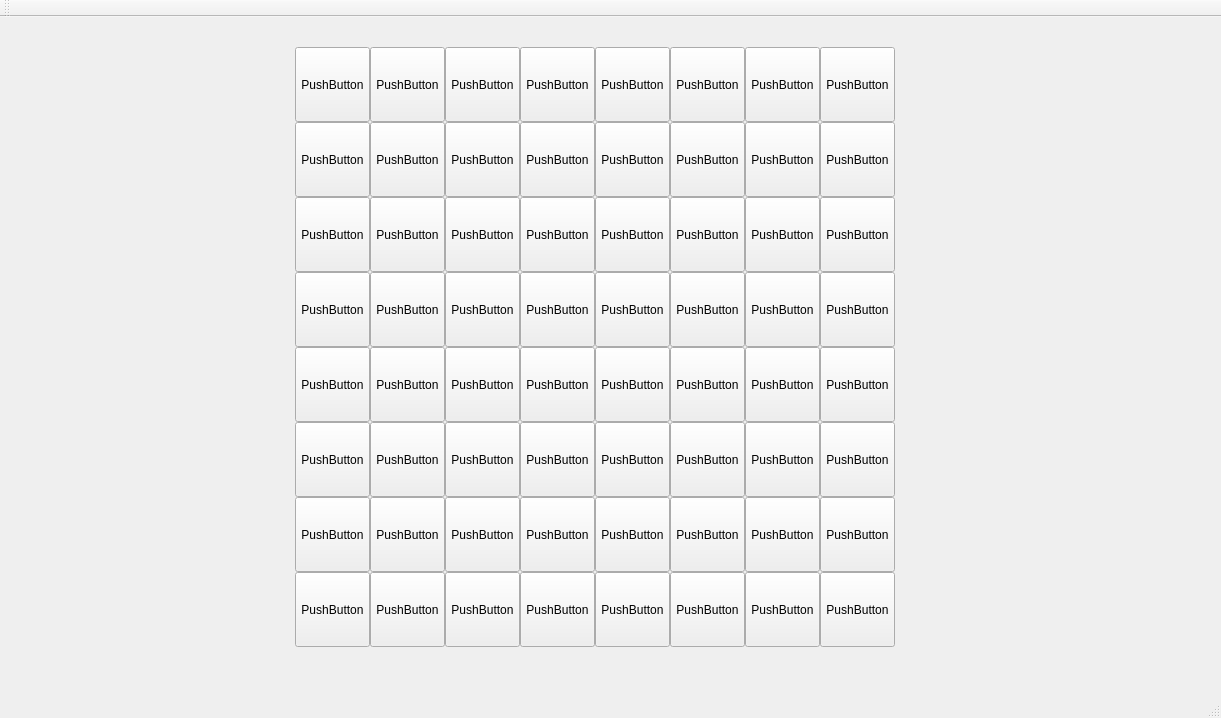
Old version of the form chesswindow.ui in the repository maxh24500/Echec.
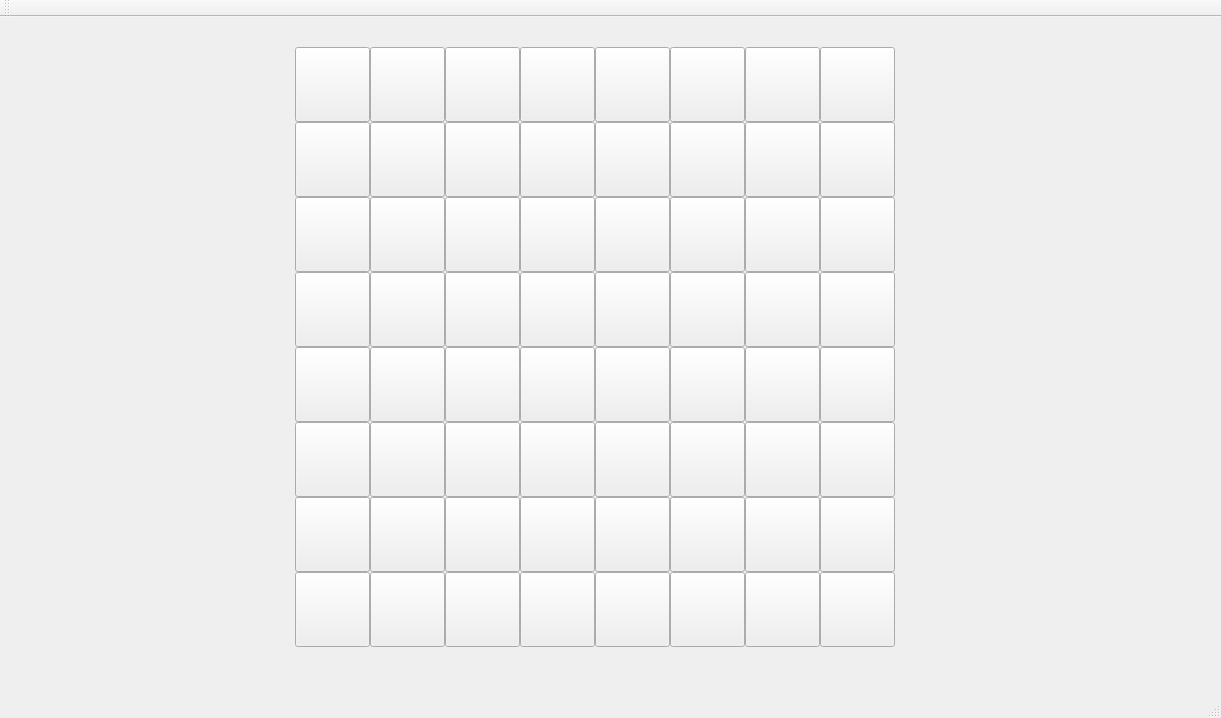
New version of the form.

```diff
--- a/chesswindow.ui
+++ b/chesswindow.ui
@@ -24,7 +24,7 @@
      </rect>
     </property>
     <property name="text">
-     <string>PushButton</string>
+     <string></string>
     </property>
    </widget>
    <widget class="QPushButton" name="A_2">
@@ -37,7 +37,7 @@
      </rect>
     </property>
     <property name="text">
-     <string>PushButton</string>
+     <string></string>
     </property>
    </widget>
    <widget class="QPushButton" name="A_3">
@@ -50,7 +50,7 @@
      </rect>
     </property>
     <property name="text">
-     <string>PushButton</string>
+     <string></string>
     </property>
    </widget>
    <widget class="QPushButton" name="A_4">
@@ -63,7 +63,7 @@
      </rect>
     </property>
     <property name="text">
-     <string>PushButton</string>
+     <string></string>
     </property>
    </widget>
    <widget class="QPushButton" name="A_5">
@@ -76,7 +76,7 @@
      </rect>
     </property>
     <property name="text">
-     <string>PushButton</string>
+     <string></string>
     </property>
    </widget>
    <widget class="QPushButton" name="A_6">
@@ -89,7 +89,7 @@
      </rect>
     </property>
     <property name="text">
-     <string>PushButton</string>
+     <string></string>
     </property>
    </widget>
    <widget class="QPushButton" name="A_7">
@@ -102,7 +102,7 @@
      </rect>
     </property>
     <property name="text">
-     <string>PushButton</string>
+     <string></string>
     </property>
    </widget>
    <widget class="QPushButton" name="A_8">
@@ -115,7 +115,7 @@
      </rect>
     </property>
     <property name="text">
-     <string>PushButton</string>
+     <string></string>
     </property>
    </widget>
    <widget class="QPushButton" name="B_1">
@@ -128,7 +128,7 @@
      </rect>
     </property>
     <property name="text">
-     <string>PushButton</string>
+     <string></string>
     </property>
    </widget>
    <widget class="QPushButton" name="B_2">
@@ -141,7 +141,7 @@
      </rect>
     </property>
     <property name="text">
-     <string>PushButton</string>
+     <string></string>
     </property>
    </widget>
    <widget class="QPushButton" name="B_3">
@@ -154,7 +154,7 @@
      </rect>
     </property>
     <property name="text">
-     <string>PushButton</string>
+     <string></string>
     </property>
    </widget>
    <widget class="QPushButton" name="B_4">
@@ -167,7 +167,7 @@
      </rect>
     </property>
     <property name="text">
-     <string>PushButton</string>
+     <string></string>
     </property>
    </widget>
    <widget class="QPushButton" name="B_5">
@@ -180,7 +180,7 @@
      </rect>
     </property>
     <property name="text">
-     <string>PushButton</string>
+     <string></string>
     </property>
    </widget>
    <widget class="QPushButton" name="B_6">
@@ -193,7 +193,7 @@
      </rect>
     </property>
     <property name="text">
-     <string>PushButton</string>
+     <string></string>
     </property>
    </widget>
    <widget class="QPushButton" name="B_7">
@@ -206,7 +206,7 @@
      </rect>
     </property>
     <property name="text">
-     <string>PushButton</string>
+     <string></string>
     </property>
    </widget>
    <widget class="QPushButton" name="B_8">
@@ -219,7 +219,7 @@
      </rect>
     </property>
     <property name="text">
-     <string>PushButton</string>
+     <string></string>
     </property>
    </widget>
    <widget class="QPushButton" name="C_1">
@@ -232,7 +232,7 @@
      </rect>
     </property>
     <property name="text">
-     <string>PushButton</string>
+     <string></string>
     </property>
    </widget>
    <widget class="QPushButton" name="C_2">
@@ -245,7 +245,7 @@
      </rect>
     </property>
     <property name="text">
-     <string>PushButton</string>
+     <string></string>
     </property>
    </widget>
    <widget class="QPushButton" name="C_3">
@@ -258,7 +258,7 @@
      </rect>
     </property>
     <property name="text">
-     <string>PushButton</string>
+     <string></string>
     </property>
    </widget>
    <widget class="QPushButton" name="C_4">
@@ -271,7 +271,7 @@
      </rect>
     </property>
     <property name="text">
-     <string>PushButton</string>
+     <string></string>
     </property>
    </widget>
    <widget class="QPushButton" name="C_5">
@@ -284,7 +284,7 @@
      </rect>
     </property>
     <property name="text">
-     <string>PushButton</string>
+     <string></string>
     </property>
    </widget>
    <widget class="QPushButton" name="C_6">
@@ -297,7 +297,7 @@
      </rect>
     </property>
     <property name="text">
-     <string>PushButton</string>
+     <string></string>
     </property>
    </widget>
    <widget class="QPushButton" name="C_7">
@@ -310,7 +310,7 @@
      </rect>
     </property>
     <property name="text">
-     <string>PushButton</string>
+     <string></string>
     </property>
    </widget>
    <widget class="QPushButton" name="C_8">
@@ -323,7 +323,7 @@
      </rect>
     </property>
     <property name="text">
-     <string>PushButton</string>
+     <string></string>
     </property>
    </widget>
     <widget class="QPushButton" name="D_1">
@@ -336,7 +336,7 @@
         </rect>
       </property>
       <property name="text">
-        <string>PushButton</string>
+        <string></string>
       </property>
     </widget>
     <widget class="QPushButton" name="D_2">
@@ -349,7 +349,7 @@
         </rect>
       </property>
       <property name="text">
-        <string>PushButton</string>
+        <string></string>
       </property>
     </widget>
     <widget class="QPushButton" name="D_3">
@@ -362,7 +362,7 @@
         </rect>
       </property>
       <property name="text">
-        <string>PushButton</string>
+        <string></string>
       </property>
     </widget>
     <widget class="QPushButton" name="D_4">
@@ -375,7 +375,7 @@
         </rect>
       </property>
       <property name="text">
-        <string>PushButton</string>
+        <string></string>
       </property>
     </widget>
     <widget class="QPushButton" name="D_5">
@@ -388,7 +388,7 @@
         </rect>
       </property>
       <property name="text">
-        <string>PushButton</string>
+        <string></string>
       </property>
     </widget>
     <widget class="QPushButton" name="D_6">
@@ -401,7 +401,7 @@
         </rect>
       </property>
       <property name="text">
-        <string>PushButton</string>
+        <string></string>
       </property>
     </widget>
     <widget class="QPushButton" name="D_7">
@@ -414,7 +414,7 @@
         </rect>
       </property>
       <property name="text">
-        <string>PushButton</string>
+        <string></string>
       </property>
     </widget>
     <widget class="QPushButton" name="D_8">
@@ -427,7 +427,7 @@
         </rect>
       </property>
       <property name="text">
-        <string>PushButton</string>
+        <string></string>
       </property>
     </widget>
     <widget class="QPushButton" name="E_1">
@@ -440,7 +440,7 @@
         </rect>
       </property>
       <property name="text">
-        <string>PushButton</string>
+        <string></string>
       </property>
     </widget>
     <widget class="QPushButton" name="E_2">
@@ -453,7 +453,7 @@
         </rect>
       </property>
       <property name="text">
-        <string>PushButton</string>
+        <string></string>
       </property>
     </widget>
     <widget class="QPushButton" name="E_3">
@@ -466,7 +466,7 @@
         </rect>
       </property>
       <property name="text">
-        <string>PushButton</string>
+        <string></string>
       </property>
     </widget>
     <widget class="QPushButton" name="E_4">
@@ -479,7 +479,7 @@
         </rect>
       </property>
       <property name="text">
-        <string>PushButton</string>
+        <string></string>
       </property>
     </widget>
     <widget class="QPushButton" name="E_5">
@@ -492,7 +492,7 @@
         </rect>
       </property>
       <property name="text">
-        <string>PushButton</string>
+        <string></string>
       </property>
     </widget>
     <widget class="QPushButton" name="E_6">
@@ -505,7 +505,7 @@
         </rect>
       </property>
       <property name="text">
-        <string>PushButton</string>
+        <string></string>
       </property>
     </widget>
     <widget class="QPushButton" name="E_7">
@@ -518,7 +518,7 @@
         </rect>
       </property>
       <property name="text">
-        <string>PushButton</string>
+        <string></string>
       </property>
     </widget>
     <widget class="QPushButton" name="E_8">
@@ -531,7 +531,7 @@
         </rect>
       </property>
       <property name="text">
-        <string>PushButton</string>
+        <string></string>
       </property>
     </widget>
     <widget class="QPushButton" name="F_1">
@@ -544,7 +544,7 @@
         </rect>
       </property>
       <property name="text">
-        <string>PushButton</string>
+        <string></string>
       </property>
     </widget>
     <widget class="QPushButton" name="F_2">
@@ -557,7 +557,7 @@
         </rect>
       </property>
       <property name="text">
-        <string>PushButton</string>
+        <string></string>
       </property>
     </widget>
     <widget class="QPushButton" name="F_3">
@@ -570,7 +570,7 @@
         </rect>
       </property>
       <property name="text">
-        <string>PushButton</string>
+        <string></string>
       </property>
     </widget>
     <widget class="QPushButton" name="F_4">
@@ -583,7 +583,7 @@
         </rect>
       </property>
       <property name="text">
-        <string>PushButton</string>
+        <string></string>
       </property>
     </widget>
     <widget class="QPushButton" name="F_5">
@@ -596,7 +596,7 @@
         </rect>
       </property>
       <property name="text">
-        <string>PushButton</string>
+        <string></string>
       </property>
     </widget>
     <widget class="QPushButton" name="F_6">
@@ -609,7 +609,7 @@
         </rect>
       </property>
       <property name="text">
-        <string>PushButton</string>
+        <string></string>
       </property>
     </widget>
     <widget class="QPushButton" name="F_7">
@@ -622,7 +622,7 @@
         </rect>
       </property>
       <property name="text">
-        <string>PushButton</string>
+        <string></string>
       </property>
     </widget>
     <widget class="QPushButton" name="F_8">
@@ -635,7 +635,7 @@
         </rect>
       </property>
       <property name="text">
-        <string>PushButton</string>
+        <string></string>
       </property>
     </widget>
     <widget class="QPushButton" name="G_1">
@@ -648,7 +648,7 @@
         </rect>
       </property>
       <property name="text">
-        <string>PushButton</string>
+        <string></string>
       </property>
     </widget>
     <widget class="QPushButton" name="G_2">
@@ -661,7 +661,7 @@
         </rect>
       </property>
       <property name="text">
-        <string>PushButton</string>
+        <string></string>
       </property>
     </widget>
     <widget class="QPushButton" name="G_3">
@@ -674,7 +674,7 @@
         </rect>
       </property>
       <property name="text">
-        <string>PushButton</string>
+        <string></string>
       </property>
     </widget>
     <widget class="QPushButton" name="G_4">
@@ -687,7 +687,7 @@
         </rect>
       </property>
       <property name="text">
-        <string>PushButton</string>
+        <string></string>
       </property>
     </widget>
     <widget class="QPushButton" name="G_5">
@@ -700,7 +700,7 @@
         </rect>
       </property>
       <property name="text">
-        <string>PushButton</string>
+        <string></string>
       </property>
     </widget>
     <widget class="QPushButton" name="G_6">
@@ -713,7 +713,7 @@
         </rect>
       </property>
       <property name="text">
-        <string>PushButton</string>
+        <string></string>
       </property>
     </widget>
     <widget class="QPushButton" name="G_7">
@@ -726,7 +726,7 @@
         </rect>
       </property>
       <property name="text">
-        <string>PushButton</string>
+        <string></string>
       </property>
     </widget>
     <widget class="QPushButton" name="G_8">
@@ -739,7 +739,7 @@
         </rect>
       </property>
       <property name="text">
-        <string>PushButton</string>
+        <string></string>
       </property>
     </widget>
     <widget class="QPushButton" name="H_1">
@@ -752,7 +752,7 @@
         </rect>
       </property>
       <property name="text">
-        <string>PushButton</string>
+        <string></string>
       </property>
     </widget>
     <widget class="QPushButton" name="H_2">
@@ -765,7 +765,7 @@
         </rect>
       </property>
       <property name="text">
-        <string>PushButton</string>
+        <string></string>
       </property>
     </widget>
     <widget class="QPushButton" name="H_3">
@@ -778,7 +778,7 @@
         </rect>
       </property>
       <property name="text">
-        <string>PushButton</string>
+        <string></string>
       </property>
     </widget>
     <widget class="QPushButton" name="H_4">
@@ -791,7 +791,7 @@
         </rect>
       </property>
       <property name="text">
-        <string>PushButton</string>
+        <string></string>
       </property>
     </widget>
     <widget class="QPushButton" name="H_5">
@@ -804,7 +804,7 @@
         </rect>
       </property>
       <property name="text">
-        <string>PushButton</string>
+        <string></string>
       </property>
     </widget>
     <widget class="QPushButton" name="H_6">
@@ -817,7 +817,7 @@
         </rect>
       </property>
       <property name="text">
-        <string>PushButton</string>
+        <string></string>
       </property>
     </widget>
     <widget class="QPushButton" name="H_7">
@@ -830,7 +830,7 @@
         </rect>
       </property>
       <property name="text">
-        <string>PushButton</string>
+        <string></string>
       </property>
     </widget>
     <widget class="QPushButton" name="H_8">
@@ -843,7 +843,7 @@
         </rect>
       </property>
       <property name="text">
-        <string>PushButton</string>
+        <string></string>
       </property>
     </widget>
   </widget>
```
